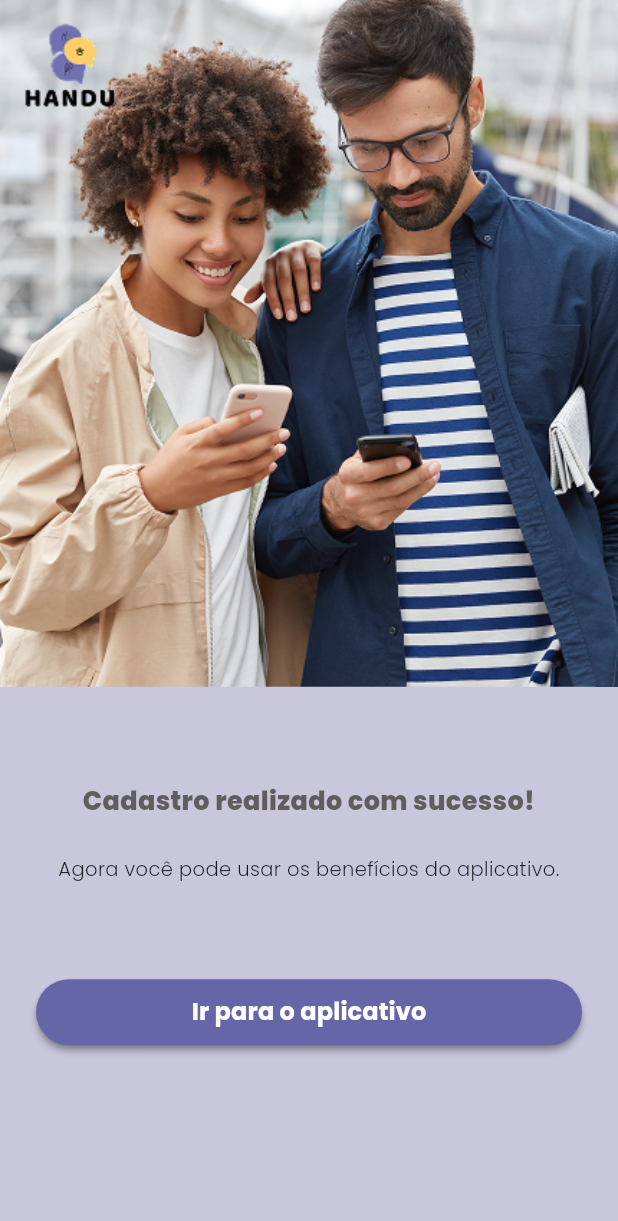
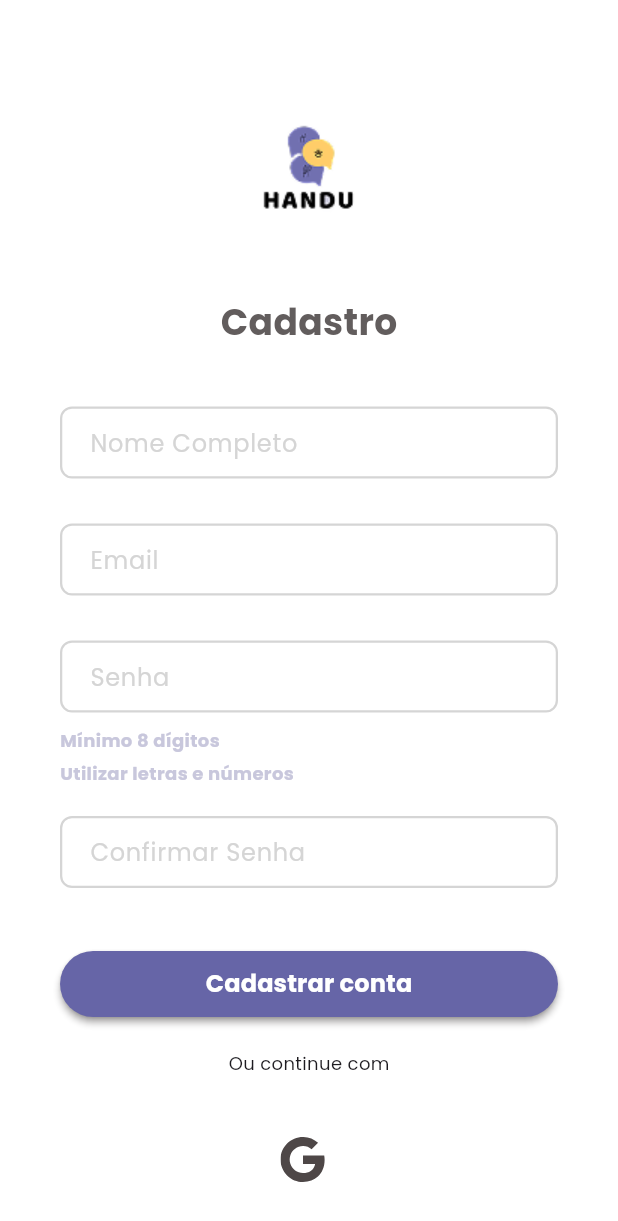
Before and after one commit to LucasPizol/app, a Flutter app: the screen it shows after launch, after a tap on "Criar conta", on a phone screen of 412 x 824 dp. Shown: the top 1221 px of the screen. Run offline on Flutter 3.47's test engine with Material 3 defaults, Android fonts, the phone set to English and light mode, and no system bars; our stand-ins replace carousel_slider, flutter_dotenv, flutter_secure_storage, flutter_svg, go_router, google_fonts and 3 more; accounts and stored records are empty.

Commit message:
HND-44 Criação da tela de cadastro

```diff
--- a/lib/routes/router.dart
+++ b/lib/routes/router.dart
@@ -1,5 +1,6 @@
 import 'package:app/providers/auth_provider.dart';
 import 'package:app/routes/destination.dart';
+import 'package:app/ui/cadastro/widgets/cadastro_page.dart';
 import 'package:app/ui/confirmacao_cadastro/widgets/confirmacao_cadastro_page.dart';
 import 'package:app/ui/core/shared/primary_button.dart';
 import 'package:app/ui/core/themes/app_colors.dart';
@@ -40,6 +41,12 @@ GoRouter router(AuthProvider authProvider) => GoRouter(
           child: IntroPage(),
         );
       },
+    ),
+    GoRoute(
+      path: Routes.cadastro,
+      builder: (context, state) {
+        return CadastroPage();
+      }
     ),
     GoRoute(
       path: Routes.confirmacaoCadastro,
--- a/lib/routes/routes.dart
+++ b/lib/routes/routes.dart
@@ -1,7 +1,7 @@
 abstract final class Routes {
   static const intro = '/intro';
   static const confirmacaoCadastro = '/confirmacao_cadastro';
-  static const cadastro = '/confirmacao_cadastro';
+  static const cadastro = '/cadastro';
   static const home = '/home';
   static const libras = '/libras';
   static const educacao = '/educacao';
--- /dev/null
+++ b/lib/ui/cadastro/widgets/cadastro_page.dart
@@ -0,0 +1,157 @@
+import 'package:app/ui/core/themes/app_colors.dart';
+import 'package:app/ui/core/themes/font.dart';
+import 'package:flutter/material.dart';
+import 'package:app/ui/core/shared/text_input.dart';
+import 'package:app/ui/core/shared/primary_button.dart';
+//import 'package:app/providers/auth_provider.dart';
+import 'package:app/routes/routes.dart';
+import 'package:flutter_svg/svg.dart';
+import 'package:go_router/go_router.dart';
+import 'package:app/ui/core/shared/flat_button.dart';
+
+
+class CadastroPage extends StatefulWidget {
+  const CadastroPage({super.key});
+
+  @override
+  State<CadastroPage> createState() => _CadastroPageState();
+}
+
+class _CadastroPageState extends State<CadastroPage> {
+  @override
+  Widget build(BuildContext context) {
+    return Scaffold(
+      backgroundColor: AppColors.white,
+      body: Center(
+        child: Column(
+          mainAxisAlignment: MainAxisAlignment.start,
+
+          children: [
+            const SizedBox(height: 40,),
+            Image.asset('assets/images/Logo.png', width: 153, height: 147),// Trocar imagem por uma maior
+            const SizedBox(height: 10),
+            Text('Cadastro',
+              style: Font.primary (
+                color: AppColors.grey,
+                fontSize: 24,
+                fontWeight: FontWeight.bold
+              )
+            ),
+            const SizedBox(height: 40),
+
+            Column(
+              children: [
+                Padding(padding: const EdgeInsets.symmetric(horizontal: 40.00),
+                child:
+                TextInput(
+                  label: 'Nome Completo',
+              ),
+              ),
+                const SizedBox(height: 30,),
+                Padding(padding: const EdgeInsets.symmetric(horizontal: 40.00),
+                  child:
+                  TextInput(
+                    label: 'Email',
+                ),
+                ),
+                const SizedBox(height: 30,),
+                Padding(padding: const EdgeInsets.symmetric(horizontal: 40.00),
+                  child:
+                  TextInput(
+                    label: 'Senha',
+                    obscureText: true,
+                ),
+                ),
+                const SizedBox(height: 10,),
+                Padding(padding: const EdgeInsets.only(left: 40.0),
+                  child: Align(
+                    alignment: Alignment.centerLeft,
+                    child: Text('Mínimo 8 dígitos',
+                      style: Font.primary(
+                        fontSize: 12,
+                        color: AppColors.primary100,
+                        fontWeight: FontWeight.bold,
+                      ),
+                    ),
+                  ),
+                ),
+                const SizedBox(height: 5,),
+                Padding(padding: const EdgeInsets.only(left: 40.0),
+                  child: Align(
+                    alignment: Alignment.centerLeft,
+                    child: Text('Utilizar letras e números',
+                      style: Font.primary(
+                        fontSize: 12,
+                        color: AppColors.primary100,
+                        fontWeight: FontWeight.bold,
+                      ),
+                    ),
+                  ),
+                ),
+                ],
+            ),
+            const SizedBox(height: 20,),
+                Padding(padding: const EdgeInsets.symmetric(horizontal: 40.00),
+                  child:
+                  TextInput(
+                    label: 'Confirmar Senha',
+                    obscureText: true,
+                ),
+                ),
+            const SizedBox(height: 40,),
+                Padding(padding: const EdgeInsets.symmetric(horizontal: 40.00),
+                  child: PrimaryButton(
+                    rounded: true,
+                    onPressed: () {
+                    context.pushReplacement(
+                    Routes.confirmacaoCadastro,
+                  );
+                },
+                text: 'Cadastrar conta',
+                  ),
+                ),
+            const SizedBox(height: 20,),
+                Text('Ou continue com',
+                style: Font.primary(
+                  fontSize: 12
+                ),),
+            const SizedBox(height: 32),
+                FlatButton(
+                  //loading: authProvider.isGoogleLoading,
+                  //onPressed: onLoginWithGoogle,
+                  leftIcon: SvgPicture.asset(
+                  'assets/images/icons/google.svg',
+                  height: 30,
+                  width: 30,
+                ),
+              ),
+            const SizedBox(height: 10,),
+                Row(
+                  mainAxisAlignment: MainAxisAlignment.center,
+                  children: [
+                    Text('Já tem uma conta?',
+                      style: Font.primary(
+                        fontSize: 12,
+                    ),
+                  ),
+                 TextButton(
+                  onPressed: (){
+                    context.pushReplacement(
+                      Routes.confirmacaoCadastro //Trocar para login quando tiver
+                    );
+                  },
+                  child: Text('Entrar',
+                    style: Font.primary(
+                      fontSize: 12,
+                      color: AppColors.primary300
+                    ),)
+                  )
+
+               ],
+             )
+          ],
+        ),
+      )
+    );
+  }
+}
--- a/lib/ui/intro/widgets/intro_page.dart
+++ b/lib/ui/intro/widgets/intro_page.dart
@@ -142,7 +142,7 @@ class _IntroPageState extends State<IntroPage> {
                                   disabled: authProvider.isGoogleLoading,
                                   onPressed: () {
                                     context.pushReplacement(
-                                      Routes.confirmacaoCadastro,
+                                      Routes.cadastro,
                                     );
                                   },
                                   text: 'Criar conta',
```
